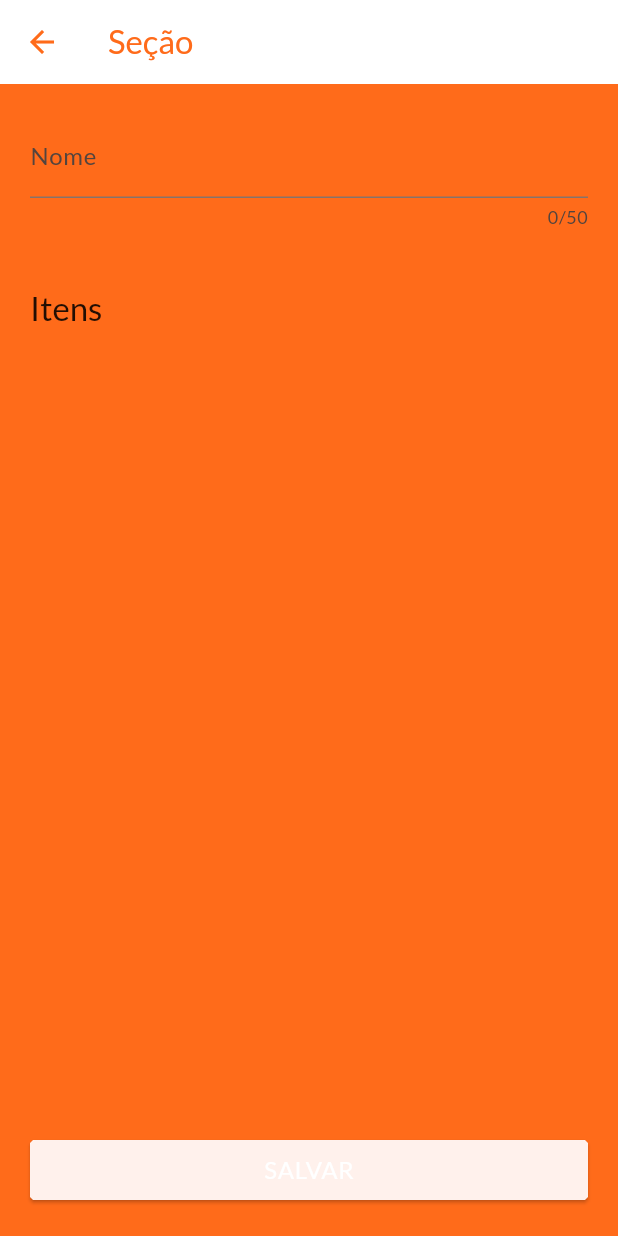
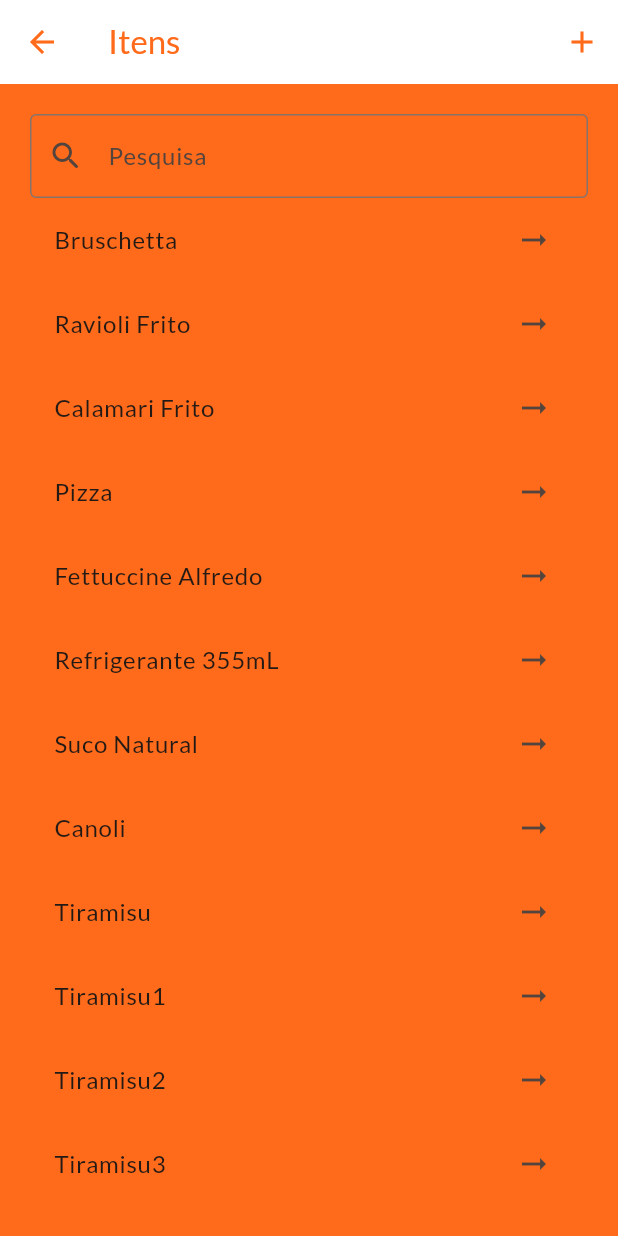
Before and after one commit to blotta/bon_appetit_app, a Flutter app: the SectionEditScreen screen opened directly with empty values, after a tap on the "add box" icon, on a phone screen of 412 x 824 dp. Run offline on Flutter 3.47's test engine with Material 2 defaults, Android fonts, the phone set to English and light mode, and no system bars; our stand-ins replace flutter_riverpod, google_fonts, transparent_image; network calls fail.

Commit message:
Item search

```diff
--- a/lib/data/dummy_data.dart
+++ b/lib/data/dummy_data.dart
@@ -53,6 +53,23 @@ var dataItems = const [
       "https://yyejvqdyfvplnjygzgwv.supabase.co/storage/v1/object/public/images/tiramisu.png?t=2023-07-31T05%3A21%3A53.946Z",
       16.0,
       "Biscoitos champanhe embebidos em café, alternados com creme com queijo mascarpone"),
+
+
+  MenuItem(
+      "Tiramisu1",
+      "https://yyejvqdyfvplnjygzgwv.supabase.co/storage/v1/object/public/images/tiramisu.png?t=2023-07-31T05%3A21%3A53.946Z",
+      16.0,
+      "Biscoitos champanhe embebidos em café, alternados com creme com queijo mascarpone"),
+  MenuItem(
+      "Tiramisu2",
+      "https://yyejvqdyfvplnjygzgwv.supabase.co/storage/v1/object/public/images/tiramisu.png?t=2023-07-31T05%3A21%3A53.946Z",
+      16.0,
+      "Biscoitos champanhe embebidos em café, alternados com creme com queijo mascarpone"),
+  MenuItem(
+      "Tiramisu3",
+      "https://yyejvqdyfvplnjygzgwv.supabase.co/storage/v1/object/public/images/tiramisu.png?t=2023-07-31T05%3A21%3A53.946Z",
+      16.0,
+      "Biscoitos champanhe embebidos em café, alternados com creme com queijo mascarpone"),
 ];
 
 var dataMenus = [
--- /dev/null
+++ b/lib/screens/profile/items.dart
@@ -0,0 +1,100 @@
+import 'package:bon_appetit_app/data/dummy_data.dart';
+import 'package:bon_appetit_app/models/menu.dart';
+import 'package:flutter/material.dart';
+
+class ItemsScreen extends StatefulWidget {
+  const ItemsScreen({super.key});
+
+  @override
+  State<ItemsScreen> createState() => _ItemsScreenState();
+}
+
+class _ItemsScreenState extends State<ItemsScreen> {
+  final itemNameController = TextEditingController();
+  List<MenuItem> searchItems = [];
+
+  @override
+  void initState() {
+    super.initState();
+    itemNameController.addListener(_search);
+
+    _search();
+  }
+
+  void _search() {
+    if (itemNameController.text.isEmpty || itemNameController.text == '') {
+      setState(() {
+        searchItems = [...dataItems];
+      });
+      return;
+    }
+
+    setState(() {
+      searchItems = dataItems
+          .where((i) => i.name
+              .toLowerCase()
+              .contains(itemNameController.text.toLowerCase()))
+          .toList();
+    });
+  }
+
+  @override
+  void dispose() {
+    itemNameController.dispose();
+    super.dispose();
+  }
+
+  @override
+  Widget build(BuildContext context) {
+    return Scaffold(
+      appBar: AppBar(
+        foregroundColor: Theme.of(context).colorScheme.surface,
+        backgroundColor: Colors.white,
+        title: const Text('Itens'),
+        actions: [
+          IconButton(
+            onPressed: () {},
+            icon: const Icon(Icons.add),
+          )
+        ],
+      ),
+      body: Padding(
+        padding: const EdgeInsets.all(20),
+        child: Column(
+          children: [
+            TextField(
+              controller: itemNameController,
+              // onChanged: (text) => _search,
+              decoration: InputDecoration(
+                  hintText: 'Pesquisa',
+                  prefixIcon: const Icon(Icons.search_rounded),
+                  border: OutlineInputBorder(
+                      borderRadius: BorderRadius.circular(4.0))),
+            ),
+            Expanded(
+              child: SingleChildScrollView(
+                child: Column(
+                  crossAxisAlignment: CrossAxisAlignment.start,
+                  children: [
+                    ListView.builder(
+                      shrinkWrap: true,
+                      primary: false, // play nice with scrolling
+                      itemCount: searchItems.length,
+                      itemBuilder: (context, index) {
+                        return ListTile(
+                          onTap: () {},
+                          title: Text(searchItems[index].name),
+                          trailing: const Icon(Icons.arrow_right_alt),
+                        );
+                      },
+                    ),
+                  ],
+                ),
+              ),
+            ),
+          ],
+        ),
+      ),
+    );
+  }
+}
--- a/lib/screens/profile/section_edit.dart
+++ b/lib/screens/profile/section_edit.dart
@@ -1,4 +1,5 @@
 import 'package:bon_appetit_app/models/menu.dart';
+import 'package:bon_appetit_app/screens/profile/items.dart';
 import 'package:flutter/material.dart';
 
 class SectionEditScreen extends StatefulWidget {
@@ -31,6 +32,11 @@ class _SectionEditScreenState extends State<SectionEditScreen> {
 
       Navigator.of(context).pop();
     }
+  }
+
+  void navigateToItemsScreenAndGetItem() async {
+    var newItem = await Navigator.of(context)
+        .push<MenuItem>(MaterialPageRoute(builder: (ctx) => const ItemsScreen()));
   }
 
   @override
@@ -66,7 +72,7 @@ class _SectionEditScreenState extends State<SectionEditScreen> {
                             style: Theme.of(context).textTheme.titleLarge,
                           ),
                           IconButton(
-                            onPressed: () {},
+                            onPressed: navigateToItemsScreenAndGetItem,
                             icon: const Icon(Icons.add_box, size: 30),
                             color: Theme.of(context).colorScheme.surface,
                           ),
```
